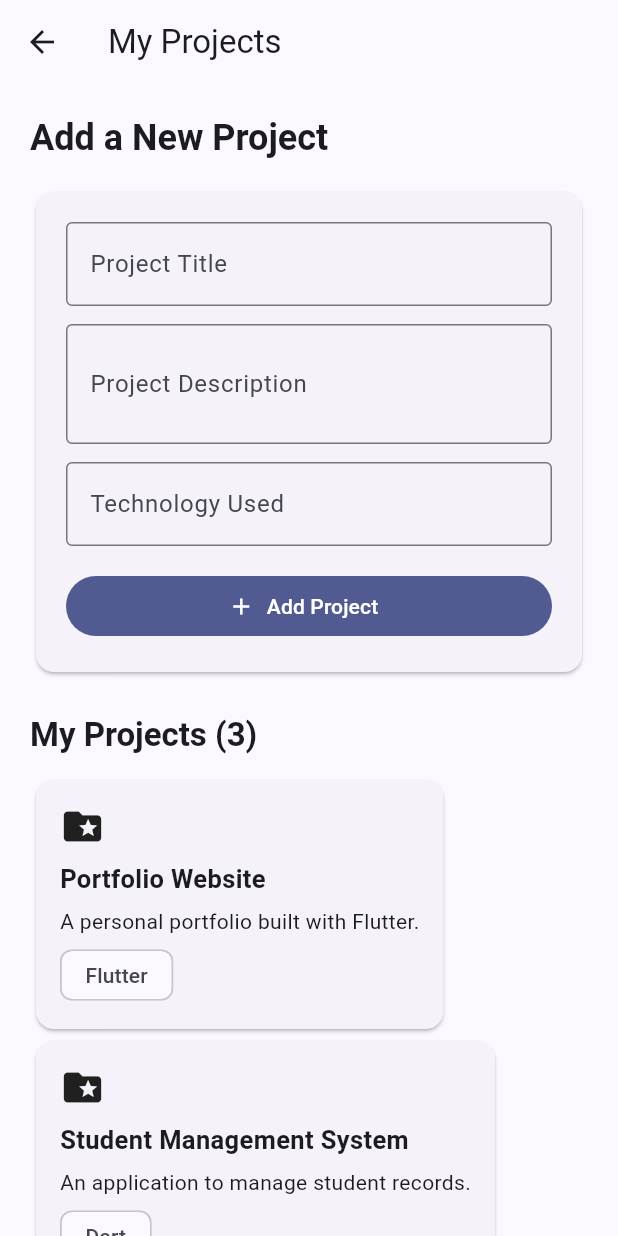
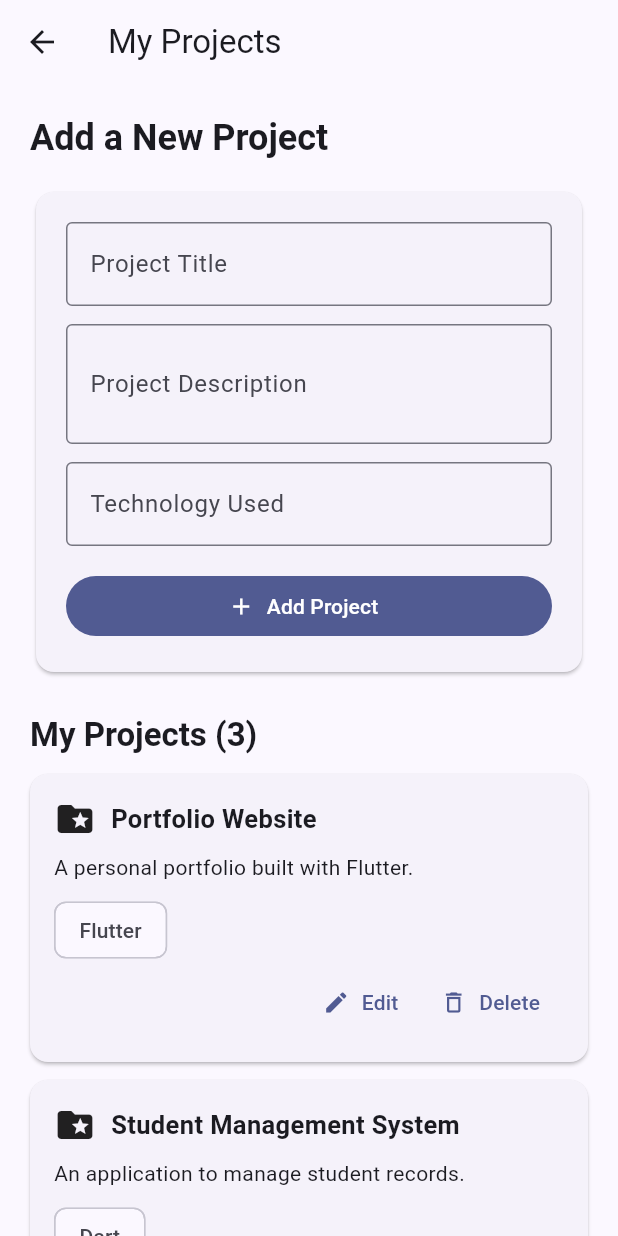
Before and after one commit to Poojithasilivery/My-Portfolio, a Flutter app: the screen it shows after launch, after a tap on "View My Projects", on a phone screen of 412 x 824 dp. Run offline on Flutter 3.47's test engine with Material 3 defaults, Android fonts, the phone set to English and light mode, and no system bars.

Commit message:
Add project editing and deletion

```diff
--- a/lib/main.dart
+++ b/lib/main.dart
@@ -34,7 +34,6 @@ class PortfolioHomePage extends StatefulWidget {
 
 class _PortfolioHomePageState extends State<PortfolioHomePage> {
   final _formKey = GlobalKey<FormState>();
-
   final _nameController = TextEditingController();
   final _emailController = TextEditingController();
   final _courseController = TextEditingController();
@@ -57,7 +56,6 @@ class _PortfolioHomePageState extends State<PortfolioHomePage> {
       _about = _aboutController.text.trim().isEmpty
           ? 'No introduction added yet.'
           : _aboutController.text.trim();
-
       _skills = _skillsController.text
           .split(',')
           .map((skill) => skill.trim())
@@ -104,7 +102,6 @@ class _PortfolioHomePageState extends State<PortfolioHomePage> {
       body: LayoutBuilder(
         builder: (context, constraints) {
           final isWide = constraints.maxWidth >= 800;
-
           final preview = _buildProfilePreview();
           final form = _buildProfileForm();
 
@@ -139,7 +136,6 @@ class _PortfolioHomePageState extends State<PortfolioHomePage> {
 
   Widget _buildProfilePreview() {
     return Card(
-      elevation: 3,
       child: Padding(
         padding: const EdgeInsets.all(24),
         child: Column(
@@ -183,7 +179,6 @@ class _PortfolioHomePageState extends State<PortfolioHomePage> {
             ),
             const SizedBox(height: 8),
             Row(
-              crossAxisAlignment: CrossAxisAlignment.start,
               children: [
                 const Icon(Icons.email_outlined, size: 20),
                 const SizedBox(width: 8),
@@ -199,9 +194,7 @@ class _PortfolioHomePageState extends State<PortfolioHomePage> {
             Wrap(
               spacing: 8,
               runSpacing: 8,
-              children: _skills
-                  .map((skill) => Chip(label: Text(skill)))
-                  .toList(),
+              children: _skills.map((s) => Chip(label: Text(s))).toList(),
             ),
             const SizedBox(height: 20),
             SizedBox(
@@ -227,7 +220,6 @@ class _PortfolioHomePageState extends State<PortfolioHomePage> {
 
   Widget _buildProfileForm() {
     return Card(
-      elevation: 3,
       child: Padding(
         padding: const EdgeInsets.all(24),
         child: Form(
@@ -245,8 +237,7 @@ class _PortfolioHomePageState extends State<PortfolioHomePage> {
               TextFormField(
                 controller: _nameController,
                 decoration: const InputDecoration(labelText: 'Full Name'),
-                validator: (value) =>
-                    value == null || value.trim().isEmpty
+                validator: (v) => v == null || v.trim().isEmpty
                     ? 'Please enter your name'
                     : null,
               ),
@@ -255,12 +246,12 @@ class _PortfolioHomePageState extends State<PortfolioHomePage> {
                 controller: _emailController,
                 keyboardType: TextInputType.emailAddress,
                 decoration: const InputDecoration(labelText: 'Email'),
-                validator: (value) {
-                  if (value == null || value.trim().isEmpty) {
+                validator: (v) {
+                  if (v == null || v.trim().isEmpty) {
                     return 'Please enter your email';
                   }
                   if (!RegExp(r'^[^@\s]+@[^@\s]+\.[^@\s]+$')
-                      .hasMatch(value.trim())) {
+                      .hasMatch(v.trim())) {
                     return 'Please enter a valid email';
                   }
                   return null;
@@ -270,8 +261,7 @@ class _PortfolioHomePageState extends State<PortfolioHomePage> {
               TextFormField(
                 controller: _courseController,
                 decoration: const InputDecoration(labelText: 'Course'),
-                validator: (value) =>
-                    value == null || value.trim().isEmpty
+                validator: (v) => v == null || v.trim().isEmpty
                     ? 'Please enter your course'
                     : null,
               ),
@@ -283,11 +273,9 @@ class _PortfolioHomePageState extends State<PortfolioHomePage> {
                   hintText: 'Flutter, Dart, UI Design',
                   helperText: 'Separate skills with commas',
                 ),
-                validator: (value) =>
-                    value == null ||
-                            value.split(',').every(
-                                  (skill) => skill.trim().isEmpty,
-                                )
+                validator: (v) =>
+                    v == null ||
+                            v.split(',').every((s) => s.trim().isEmpty)
                         ? 'Please enter at least one skill'
                         : null,
               ),
@@ -295,10 +283,7 @@ class _PortfolioHomePageState extends State<PortfolioHomePage> {
               TextFormField(
                 controller: _aboutController,
                 maxLines: 3,
-                decoration: const InputDecoration(
-                  labelText: 'About Me',
-                  hintText: 'Write a short introduction',
-                ),
+                decoration: const InputDecoration(labelText: 'About Me'),
               ),
               const SizedBox(height: 20),
               SizedBox(
@@ -318,9 +303,9 @@ class _PortfolioHomePageState extends State<PortfolioHomePage> {
 }
 
 class PortfolioProject {
-  final String title;
-  final String description;
-  final String technology;
+  String title;
+  String description;
+  String technology;
 
   PortfolioProject({
     required this.title,
@@ -360,27 +345,76 @@ class _ProjectsPageState extends State<ProjectsPage> {
     ),
   ];
 
-  void _addProject() {
+  int? _editingIndex;
+
+  void _saveProject() {
     if (!_formKey.currentState!.validate()) return;
 
     setState(() {
-      _projects.add(
-        PortfolioProject(
+      final project = PortfolioProject(
         title: _titleController.text.trim(),
         description: _descriptionController.text.trim(),
         technology: _technologyController.text.trim(),
+      );
+
+      if (_editingIndex == null) {
+        _projects.add(project);
+      } else {
+        _projects[_editingIndex!] = project;
+      }
+    });
+
+    final wasEditing = _editingIndex != null;
+    _clearForm();
+
+    ScaffoldMessenger.of(context).showSnackBar(
+      SnackBar(
+        content: Text(
+          wasEditing ? 'Project updated successfully!' : 'Project added!',
+        ),
       ),
     );
+  }
+
+  void _editProject(int index) {
+    final project = _projects[index];
+
+    setState(() {
+      _editingIndex = index;
+      _titleController.text = project.title;
+      _descriptionController.text = project.description;
+      _technologyController.text = project.technology;
     });
 
+    ScaffoldMessenger.of(context).showSnackBar(
+      const SnackBar(content: Text('Edit the details and save your changes.')),
+    );
+  }
+
+  void _deleteProject(int index) {
+    final deletedTitle = _projects[index].title;
+
+    setState(() {
+      _projects.removeAt(index);
+
+      if (_editingIndex == index) {
+        _clearForm();
+      } else if (_editingIndex != null && _editingIndex! > index) {
+        _editingIndex = _editingIndex! - 1;
+      }
+    });
+
+    ScaffoldMessenger.of(context).showSnackBar(
+      SnackBar(content: Text('$deletedTitle deleted')),
+    );
+  }
+
+  void _clearForm() {
+    _formKey.currentState?.reset();
     _titleController.clear();
     _descriptionController.clear();
     _technologyController.clear();
-    FocusScope.of(context).unfocus();
-
-    ScaffoldMessenger.of(context).showSnackBar(
-      const SnackBar(content: Text('Project added successfully!')),
-    );
+    _editingIndex = null;
   }
 
   @override
@@ -394,9 +428,7 @@ class _ProjectsPageState extends State<ProjectsPage> {
   @override
   Widget build(BuildContext context) {
     return Scaffold(
-      appBar: AppBar(
-        title: const Text('My Projects'),
-      ),
+      appBar: AppBar(title: const Text('My Projects')),
       body: LayoutBuilder(
         builder: (context, constraints) {
           final isWide = constraints.maxWidth >= 800;
@@ -410,7 +442,9 @@ class _ProjectsPageState extends State<ProjectsPage> {
                   crossAxisAlignment: CrossAxisAlignment.start,
                   children: [
                     Text(
-                      'Add a New Project',
+                      _editingIndex == null
+                          ? 'Add a New Project'
+                          : 'Edit Project',
                       style: Theme.of(context).textTheme.headlineSmall
                           ?.copyWith(fontWeight: FontWeight.bold),
                     ),
@@ -427,8 +461,8 @@ class _ProjectsPageState extends State<ProjectsPage> {
                                 decoration: const InputDecoration(
                                   labelText: 'Project Title',
                                 ),
-                                validator: (value) =>
-                                    value == null || value.trim().isEmpty
+                                validator: (v) =>
+                                    v == null || v.trim().isEmpty
                                         ? 'Enter a project title'
                                         : null,
                               ),
@@ -439,9 +473,9 @@ class _ProjectsPageState extends State<ProjectsPage> {
                                 decoration: const InputDecoration(
                                   labelText: 'Project Description',
                                 ),
-                                validator: (value) =>
-                                    value == null || value.trim().isEmpty
-                                        ? 'Enter a project description'
+                                validator: (v) =>
+                                    v == null || v.trim().isEmpty
+                                        ? 'Enter a description'
                                         : null,
                               ),
                               const SizedBox(height: 12),
@@ -450,19 +484,39 @@ class _ProjectsPageState extends State<ProjectsPage> {
                                 decoration: const InputDecoration(
                                   labelText: 'Technology Used',
                                 ),
-                                validator: (value) =>
-                                    value == null || value.trim().isEmpty
+                                validator: (v) =>
+                                    v == null || v.trim().isEmpty
                                         ? 'Enter a technology'
                                         : null,
                               ),
                               const SizedBox(height: 16),
-                              SizedBox(
-                                width: double.infinity,
+                              Row(
+                                children: [
+                                  Expanded(
                                     child: FilledButton.icon(
-                                  onPressed: _addProject,
-                                  icon: const Icon(Icons.add),
-                                  label: const Text('Add Project'),
+                                      onPressed: _saveProject,
+                                      icon: Icon(
+                                        _editingIndex == null
+                                            ? Icons.add
+                                            : Icons.save,
                                       ),
+                                      label: Text(
+                                        _editingIndex == null
+                                            ? 'Add Project'
+                                            : 'Update Project',
+                                      ),
+                                    ),
+                                  ),
+                                  if (_editingIndex != null) ...[
+                                    const SizedBox(width: 10),
+                                    OutlinedButton(
+                                      onPressed: () {
+                                        setState(_clearForm);
+                                      },
+                                      child: const Text('Cancel'),
+                                    ),
+                                  ],
+                                ],
                               ),
                             ],
                           ),
@@ -477,7 +531,16 @@ class _ProjectsPageState extends State<ProjectsPage> {
                           ),
                     ),
                     const SizedBox(height: 12),
-                    if (isWide)
+                    if (_projects.isEmpty)
+                      const Card(
+                        child: Padding(
+                          padding: EdgeInsets.all(24),
+                          child: Center(
+                            child: Text('No projects yet. Add your first one!'),
+                          ),
+                        ),
+                      )
+                    else if (isWide)
                       GridView.builder(
                         shrinkWrap: true,
                         physics: const NeverScrollableScrollPhysics(),
@@ -486,14 +549,17 @@ class _ProjectsPageState extends State<ProjectsPage> {
                           crossAxisCount: 2,
                           crossAxisSpacing: 16,
                           mainAxisSpacing: 16,
-                          mainAxisExtent: 175,
+                          mainAxisExtent: 210,
                         ),
                         itemCount: _projects.length,
                         itemBuilder: (context, index) =>
-                            _buildProjectCard(_projects[index]),
+                            _buildProjectCard(index),
                       )
                     else
-                      ..._projects.map(_buildProjectCard),
+                      ...List.generate(
+                        _projects.length,
+                        (index) => _buildProjectCard(index),
+                      ),
                   ],
                 ),
               ),
@@ -504,34 +570,57 @@ class _ProjectsPageState extends State<ProjectsPage> {
     );
   }
 
-  Widget _buildProjectCard(PortfolioProject project) {
+  Widget _buildProjectCard(int index) {
+    final project = _projects[index];
+
     return Card(
+      margin: const EdgeInsets.only(bottom: 12),
       child: Padding(
         padding: const EdgeInsets.all(16),
         child: Column(
           crossAxisAlignment: CrossAxisAlignment.start,
           children: [
-            const Icon(Icons.folder_special, size: 30),
-            const SizedBox(height: 8),
-            Text(
+            Row(
+              children: [
+                const Icon(Icons.folder_special, size: 28),
+                const SizedBox(width: 10),
+                Expanded(
+                  child: Text(
                     project.title,
                     style: const TextStyle(
                       fontSize: 17,
                       fontWeight: FontWeight.bold,
                     ),
                   ),
-            const SizedBox(height: 6),
-            Expanded(
-              child: Text(
+                ),
+              ],
+            ),
+            const SizedBox(height: 8),
+            Text(
               project.description,
               maxLines: 2,
               overflow: TextOverflow.ellipsis,
             ),
+            const SizedBox(height: 8),
+            Align(
+              alignment: Alignment.centerLeft,
+              child: Chip(label: Text(project.technology)),
             ),
-            const SizedBox(height: 6),
-            Chip(
-              label: Text(project.technology),
-              visualDensity: VisualDensity.compact,
+            const Spacer(),
+            Row(
+              mainAxisAlignment: MainAxisAlignment.end,
+              children: [
+                TextButton.icon(
+                  onPressed: () => _editProject(index),
+                  icon: const Icon(Icons.edit),
+                  label: const Text('Edit'),
+                ),
+                TextButton.icon(
+                  onPressed: () => _deleteProject(index),
+                  icon: const Icon(Icons.delete_outline),
+                  label: const Text('Delete'),
+                ),
+              ],
             ),
           ],
         ),
```
Lines whose indentation alone changed are shown as unchanged.
